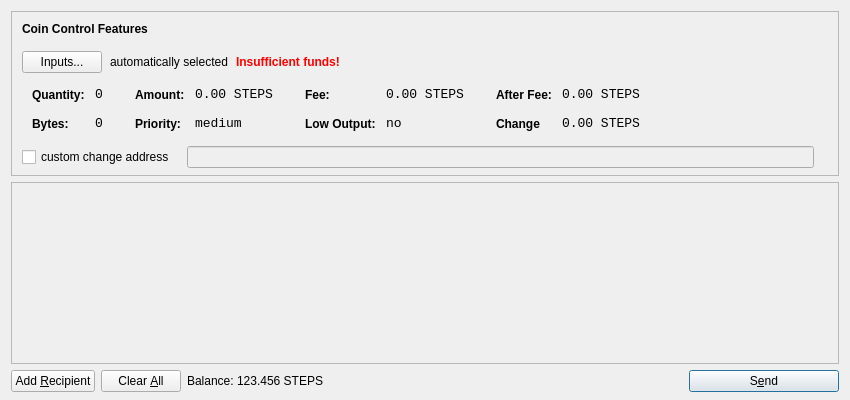
CandyCoinDev/Candycoin, file src/qt/forms/sendcoinsdialog.ui: the form before one commit.
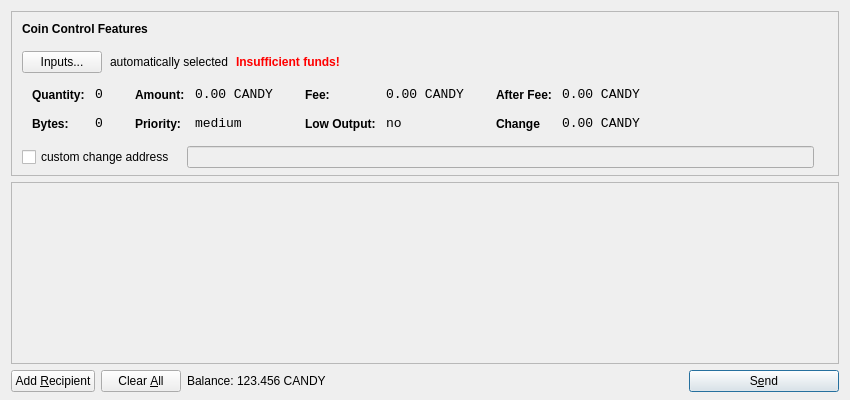
The form after the commit. Icons and pictures are not drawn.

```diff
--- a/src/qt/forms/sendcoinsdialog.ui
+++ b/src/qt/forms/sendcoinsdialog.ui
@@ -321,7 +321,7 @@
                   <enum>Qt::ActionsContextMenu</enum>
                  </property>
                  <property name="text">
-                  <string>0.00 STEPS</string>
+                  <string>0.00 CANDY</string>
                  </property>
                  <property name="textInteractionFlags">
                   <set>Qt::LinksAccessibleByMouse|Qt::TextSelectableByKeyboard|Qt::TextSelectableByMouse</set>
@@ -407,7 +407,7 @@
                   <enum>Qt::ActionsContextMenu</enum>
                  </property>
                  <property name="text">
-                  <string>0.00 STEPS</string>
+                  <string>0.00 CANDY</string>
                  </property>
                  <property name="textInteractionFlags">
                   <set>Qt::LinksAccessibleByMouse|Qt::TextSelectableByKeyboard|Qt::TextSelectableByMouse</set>
@@ -493,7 +493,7 @@
                   <enum>Qt::ActionsContextMenu</enum>
                  </property>
                  <property name="text">
-                  <string>0.00 STEPS</string>
+                  <string>0.00 CANDY</string>
                  </property>
                  <property name="textInteractionFlags">
                   <set>Qt::LinksAccessibleByMouse|Qt::TextSelectableByKeyboard|Qt::TextSelectableByMouse</set>
@@ -525,7 +525,7 @@
                   <enum>Qt::ActionsContextMenu</enum>
                  </property>
                  <property name="text">
-                  <string>0.00 STEPS</string>
+                  <string>0.00 CANDY</string>
                  </property>
                  <property name="textInteractionFlags">
                   <set>Qt::LinksAccessibleByMouse|Qt::TextSelectableByKeyboard|Qt::TextSelectableByMouse</set>
@@ -732,7 +732,7 @@
           <cursorShape>IBeamCursor</cursorShape>
          </property>
          <property name="text">
-          <string>123.456 STEPS</string>
+          <string>123.456 CANDY</string>
          </property>
          <property name="textInteractionFlags">
           <set>Qt::LinksAccessibleByMouse|Qt::TextSelectableByKeyboard|Qt::TextSelectableByMouse</set>
```
